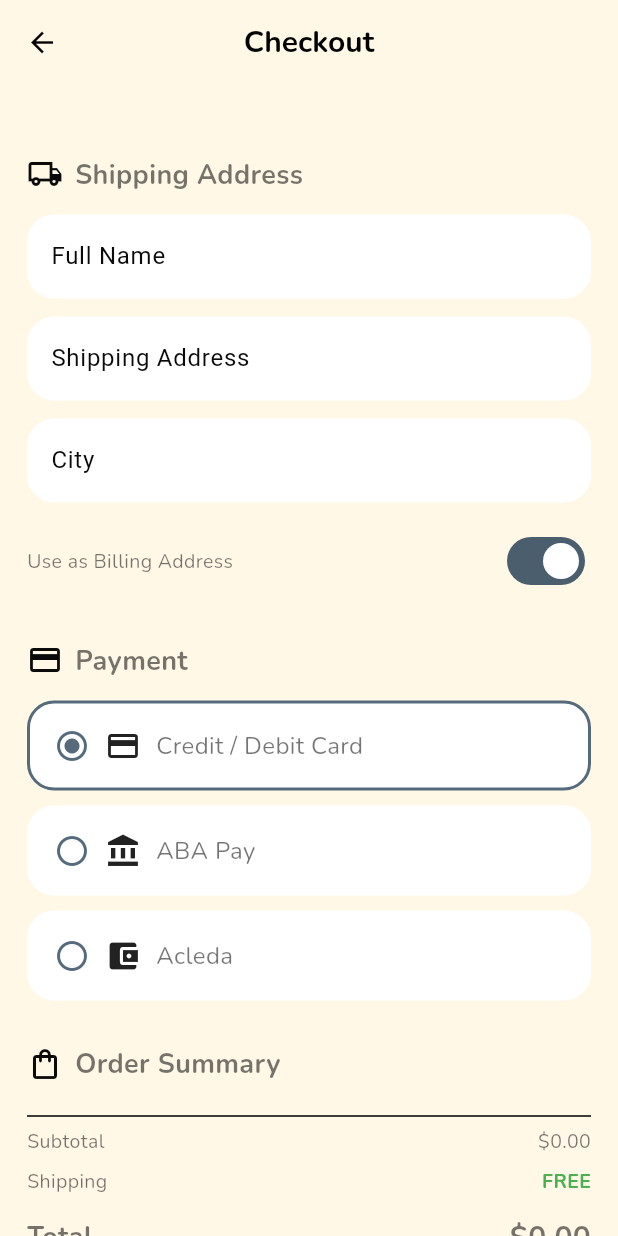
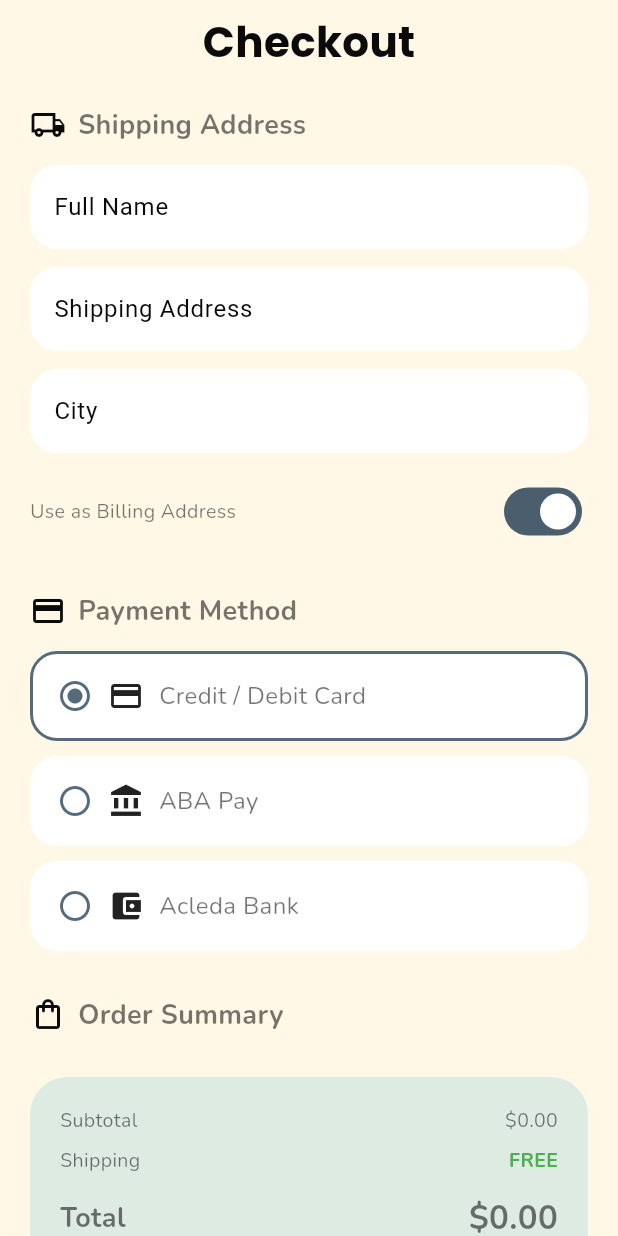
Before and after one commit to Flutter-Mobile-Project/Baby-Store-Project, a Flutter app: the CheckoutScreen screen opened directly with empty values, on a phone screen of 412 x 824 dp. Run offline on Flutter 3.47's test engine with Material 3 defaults, Android fonts, the phone set to English and light mode, and no system bars; our stand-ins replace flutter_riverpod, google_maps_flutter, shared_preferences; accounts and stored records are empty.

Commit message:
Update checkout

```diff
--- a/lib/features/cart/checkout_screen.dart
+++ b/lib/features/cart/checkout_screen.dart
@@ -1,14 +1,19 @@
 import 'package:flutter/material.dart';
 import 'package:baby_store_app/theme/app_colors.dart';
+import '../shell/main_shell_screen.dart';
 
 class CheckoutScreen extends StatefulWidget {
   final List<Map<String, dynamic>> cartItems;
-  final double total;
+  final double total; // kept for compatibility (not used for calculation)
+  final double discountAmount;
+  final bool isTab;
 
   const CheckoutScreen({
     super.key,
     required this.cartItems,
     required this.total,
+    required this.discountAmount,
+    this.isTab = false,
   });
 
   @override
@@ -20,9 +25,7 @@ class _CheckoutScreenState extends State<CheckoutScreen> {
   bool useBillingAddress = true;
 
   final TextEditingController fullNameController = TextEditingController();
-
   final TextEditingController addressController = TextEditingController();
-
   final TextEditingController cityController = TextEditingController();
 
   @override
@@ -33,60 +36,53 @@ class _CheckoutScreenState extends State<CheckoutScreen> {
     super.dispose();
   }
 
+  // =========================
+  // ✅ CONSISTENT CALCULATION
+  // =========================
+
+  double get subtotal {
+    return widget.cartItems.fold(0.0, (sum, item) {
+      final price = (item["price"] ?? 0).toDouble();
+      final qty = (item["qty"] ?? 1);
+      return sum + (price * qty);
+    });
+  }
+
+  double get discount => widget.discountAmount;
+
+  double get total => (subtotal - discount).clamp(0, double.infinity);
+
   @override
   Widget build(BuildContext context) {
-    return Scaffold(
-      backgroundColor: AppColors.cream,
-      appBar: AppBar(
-        backgroundColor: AppColors.cream,
-        elevation: 0,
-        centerTitle: true,
-        title: const Text(
-          "Checkout",
-          style: TextStyle(
-            color: Colors.black,
-            fontFamily: 'Nunito',
-            fontWeight: FontWeight.bold,
-          ),
-        ),
-        leading: IconButton(
-          icon: const Icon(Icons.arrow_back, color: Colors.black),
-          onPressed: () => Navigator.pop(context),
-        ),
-      ),
-      body: SingleChildScrollView(
-        padding: const EdgeInsets.all(18),
+    final body = SingleChildScrollView(
+      padding: const EdgeInsets.symmetric(horizontal: 20),
       child: Column(
         crossAxisAlignment: CrossAxisAlignment.start,
         children: [
-            // Progress Bar
-            // Row(
-            //   children: [
-            //     _stepCircle("1", true),
-            //     const Expanded(child: Divider()),
-            //     _stepCircle("2", false),
-            //     const Expanded(child: Divider()),
-            //     _stepCircle("3", false),
-            //   ],
-            // ),
-            const SizedBox(height: 30),
+          const SizedBox(height: 10),
 
-            // SHIPPING
+          const Center(
+            child: Text(
+              "Checkout",
+              style: TextStyle(
+                fontFamily: 'Poppins',
+                fontSize: 28,
+                fontWeight: FontWeight.bold,
+                color: AppColors.textPrimary,
+              ),
+            ),
+          ),
+
+          const SizedBox(height: 25),
+
+          // SHIPPING ADDRESS
           _sectionTitle(Icons.local_shipping_outlined, "Shipping Address"),
-
           const SizedBox(height: 15),
 
           _inputField(controller: fullNameController, hint: "Full Name"),
-
           const SizedBox(height: 12),
-
-            _inputField(
-              controller: addressController,
-              hint: "Shipping Address",
-            ),
-
+          _inputField(controller: addressController, hint: "Shipping Address"),
           const SizedBox(height: 12),
-
           _inputField(controller: cityController, hint: "City"),
 
           const SizedBox(height: 15),
@@ -94,16 +90,11 @@ class _CheckoutScreenState extends State<CheckoutScreen> {
           Row(
             mainAxisAlignment: MainAxisAlignment.spaceBetween,
             children: [
-                const Text(
-                  "Use as Billing Address",
-                  style: TextStyle(fontFamily: 'Nunito'),
-                ),
+              const Text("Use as Billing Address"),
               Switch(
                 value: useBillingAddress,
                 onChanged: (value) {
-                    setState(() {
-                      useBillingAddress = value;
-                    });
+                  setState(() => useBillingAddress = value);
                 },
               ),
             ],
@@ -112,8 +103,7 @@ class _CheckoutScreenState extends State<CheckoutScreen> {
           const SizedBox(height: 30),
 
           // PAYMENT
-            _sectionTitle(Icons.credit_card, "Payment"),
-
+          _sectionTitle(Icons.credit_card, "Payment Method"),
           const SizedBox(height: 15),
 
           _paymentTile(
@@ -121,7 +111,6 @@ class _CheckoutScreenState extends State<CheckoutScreen> {
             title: "Credit / Debit Card",
             value: "card",
           ),
-
           const SizedBox(height: 10),
 
           _paymentTile(
@@ -129,25 +118,31 @@ class _CheckoutScreenState extends State<CheckoutScreen> {
             title: "ABA Pay",
             value: "aba",
           ),
-
           const SizedBox(height: 10),
 
           _paymentTile(
             icon: Icons.account_balance_wallet,
-              title: "Acleda",
+            title: "Acleda Bank",
             value: "acleda",
           ),
 
           const SizedBox(height: 30),
 
-            // ORDER SUMMARY
+          // ORDER ITEMS
           _sectionTitle(Icons.shopping_bag_outlined, "Order Summary"),
-
           const SizedBox(height: 15),
 
-            ...widget.cartItems.map(
-              (item) => Container(
+          ...widget.cartItems.map((item) {
+            final price = (item["price"] ?? 0).toDouble();
+            final qty = (item["qty"] ?? 1);
+
+            return Container(
               margin: const EdgeInsets.only(bottom: 10),
+              padding: const EdgeInsets.all(10),
+              decoration: BoxDecoration(
+                color: Colors.white,
+                borderRadius: BorderRadius.circular(18),
+              ),
               child: ListTile(
                 contentPadding: EdgeInsets.zero,
                 leading: ClipRRect(
@@ -163,28 +158,27 @@ class _CheckoutScreenState extends State<CheckoutScreen> {
                   item["title"],
                   style: const TextStyle(fontWeight: FontWeight.w600),
                 ),
-                  subtitle: Text(
-                    item["description"] ?? "",
-                    maxLines: 1,
-                    overflow: TextOverflow.ellipsis,
-                  ),
+                subtitle: Text("Qty: $qty"),
                 trailing: Text(
-                    "\$${item["price"]}",
+                  "\$${(price * qty).toStringAsFixed(2)}",
                   style: const TextStyle(fontWeight: FontWeight.bold),
                 ),
               ),
+            );
+          }),
+
+          const SizedBox(height: 15),
+
+          // SUMMARY BOX
+          Container(
+            padding: const EdgeInsets.all(20),
+            decoration: BoxDecoration(
+              color: const Color(0xFFDDEBE3),
+              borderRadius: BorderRadius.circular(25),
             ),
-            ),
-
-            const Divider(),
-
-            Row(
-              mainAxisAlignment: MainAxisAlignment.spaceBetween,
+            child: Column(
               children: [
-                const Text("Subtotal"),
-                Text("\$${widget.total.toStringAsFixed(2)}"),
-              ],
-            ),
+                _summaryRow("Subtotal", "\$${subtotal.toStringAsFixed(2)}"),
 
                 const SizedBox(height: 10),
 
@@ -202,38 +196,45 @@ class _CheckoutScreenState extends State<CheckoutScreen> {
                   ],
                 ),
 
+                if (discount > 0) ...[
+                  const SizedBox(height: 10),
+                  _summaryRow(
+                    "Coupon Discount",
+                    "-\$${discount.toStringAsFixed(2)}",
+                    labelStyle: const TextStyle(
+                      color: Colors.green,
+                      fontWeight: FontWeight.bold,
+                    ),
+                    valueStyle: const TextStyle(
+                      color: Colors.green,
+                      fontWeight: FontWeight.bold,
+                    ),
+                  ),
+                ],
+
                 const SizedBox(height: 15),
 
-            Row(
-              mainAxisAlignment: MainAxisAlignment.spaceBetween,
-              children: [
-                const Text(
+                _summaryRow(
                   "Total",
-                  style: TextStyle(fontWeight: FontWeight.bold, fontSize: 18),
+                  "\$${total.toStringAsFixed(2)}",
+                  labelStyle: const TextStyle(
+                    fontWeight: FontWeight.bold,
+                    fontSize: 18,
                   ),
-                Text(
-                  "\$${widget.total.toStringAsFixed(2)}",
-                  style: const TextStyle(
+                  valueStyle: const TextStyle(
                     fontWeight: FontWeight.bold,
-                    fontSize: 20,
+                    fontSize: 22,
                   ),
                 ),
               ],
             ),
+          ),
 
           const SizedBox(height: 30),
 
-            SizedBox(
-              width: double.infinity,
-              child: ElevatedButton(
-                style: ElevatedButton.styleFrom(
-                  backgroundColor: const Color(0xFF556B7B),
-                  padding: const EdgeInsets.symmetric(vertical: 18),
-                  shape: RoundedRectangleBorder(
-                    borderRadius: BorderRadius.circular(30),
-                  ),
-                ),
-                onPressed: () {
+          // COMPLETE ORDER
+          GestureDetector(
+            onTap: () {
               ScaffoldMessenger.of(context).showSnackBar(
                 SnackBar(
                   content: Text(
@@ -242,35 +243,56 @@ class _CheckoutScreenState extends State<CheckoutScreen> {
                 ),
               );
             },
-                child: const Text(
+            child: Container(
+              width: double.infinity,
+              padding: const EdgeInsets.symmetric(vertical: 18),
+              decoration: BoxDecoration(
+                color: const Color(0xFF556B7B),
+                borderRadius: BorderRadius.circular(35),
+              ),
+              child: const Center(
+                child: Text(
                   "Complete Purchase",
                   style: TextStyle(
+                    fontFamily: 'Nunito',
+                    color: Colors.white,
                     fontSize: 18,
-                    color: Colors.white,
                     fontWeight: FontWeight.bold,
                   ),
                 ),
               ),
             ),
+          ),
 
-            const SizedBox(height: 20),
+          const SizedBox(height: 30),
         ],
       ),
-      ),
+    );
+
+    if (widget.isTab) return body;
+
+    return Scaffold(
+      backgroundColor: AppColors.cream,
+      body: SafeArea(child: body),
     );
   }
 
-  Widget _stepCircle(String number, bool active) {
-    return CircleAvatar(
-      radius: 14,
-      backgroundColor: active ? const Color(0xFF556B7B) : Colors.grey.shade300,
-      child: Text(
-        number,
-        style: TextStyle(
-          color: active ? Colors.white : Colors.black,
-          fontWeight: FontWeight.bold,
-        ),
-      ),
+  // =========================
+  // UI HELPERS
+  // =========================
+
+  Widget _summaryRow(
+    String label,
+    String value, {
+    TextStyle? labelStyle,
+    TextStyle? valueStyle,
+  }) {
+    return Row(
+      mainAxisAlignment: MainAxisAlignment.spaceBetween,
+      children: [
+        Text(label, style: labelStyle),
+        Text(value, style: valueStyle),
+      ],
     );
   }
 
@@ -318,9 +340,7 @@ class _CheckoutScreenState extends State<CheckoutScreen> {
 
     return GestureDetector(
       onTap: () {
-        setState(() {
-          selectedPayment = value;
-        });
+        setState(() => selectedPayment = value);
       },
       child: Container(
         padding: const EdgeInsets.all(16),
```
Also changed, not shown: lib/features/cart/cart_screen.dart (+1 -7 lines), lib/features/shell/main_shell_screen.dart (+38 -4 lines). Lines whose indentation alone changed are shown as unchanged.
